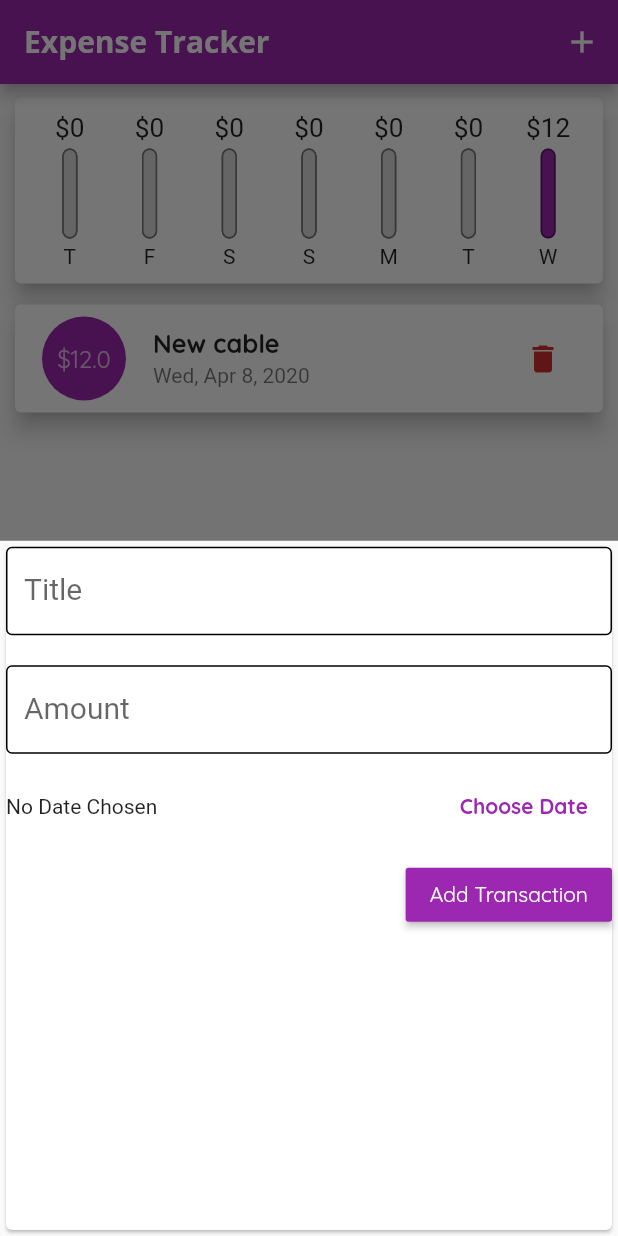
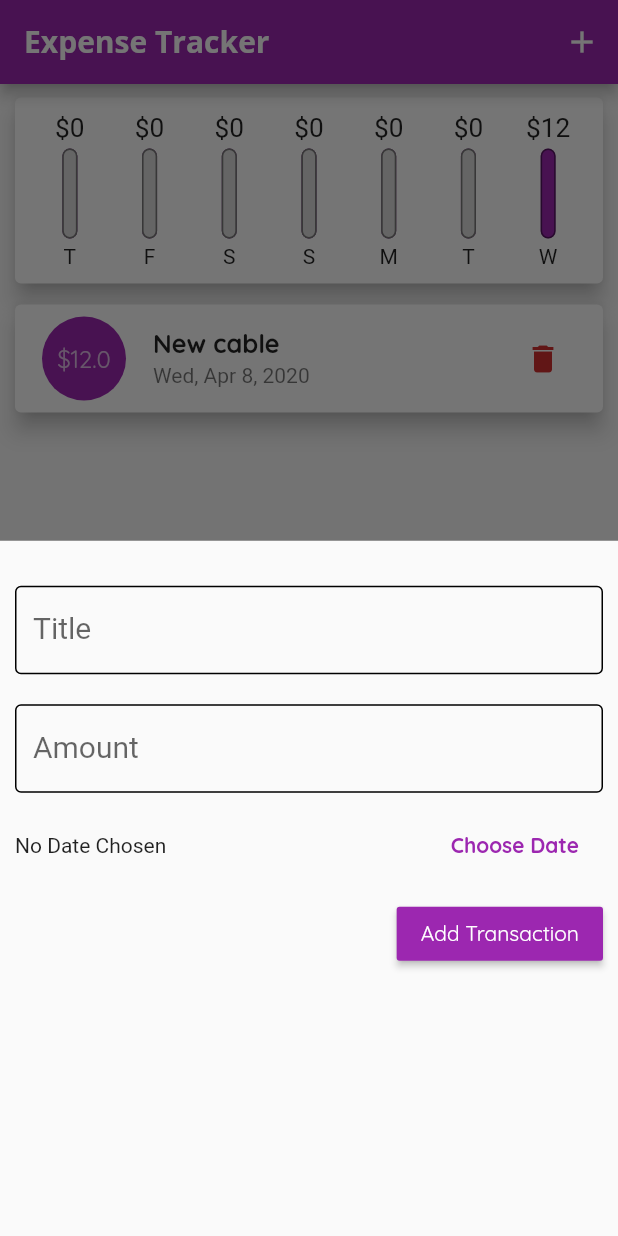
Before and after one commit to mrparveensharma/Expense-Tracker, a Flutter app: the screen it shows after launch, after a tap on the "delete" icon, after a tap on the "add" icon, on a phone screen of 412 x 824 dp. Run offline on Flutter 3.47's test engine with Material 2 defaults, Android fonts, the phone set to English and light mode, and no system bars.

Commit message:
BottomSlider Update

```diff
--- a/lib/widgets/new_transaction.dart
+++ b/lib/widgets/new_transaction.dart
@@ -46,8 +46,8 @@ class _NewTransactionState extends State<NewTransaction> {
 
   @override
   Widget build(BuildContext context) {
-    return Card(
-      child: Container(
+    return Container(
+      padding: EdgeInsets.symmetric(vertical: 30, horizontal: 10),
         child: Column(
           crossAxisAlignment: CrossAxisAlignment.end,
           children: [
@@ -80,7 +80,6 @@ class _NewTransactionState extends State<NewTransaction> {
               ),
               controller: _amountController,
               keyboardType: TextInputType.number,
-              onSubmitted: (_) => _submitData(),
             ),
             Container(
               height: 70,
@@ -109,7 +108,6 @@ class _NewTransactionState extends State<NewTransaction> {
             ),
           ],
         ),
-      ),
-    );
+      );
   }
 }
```
